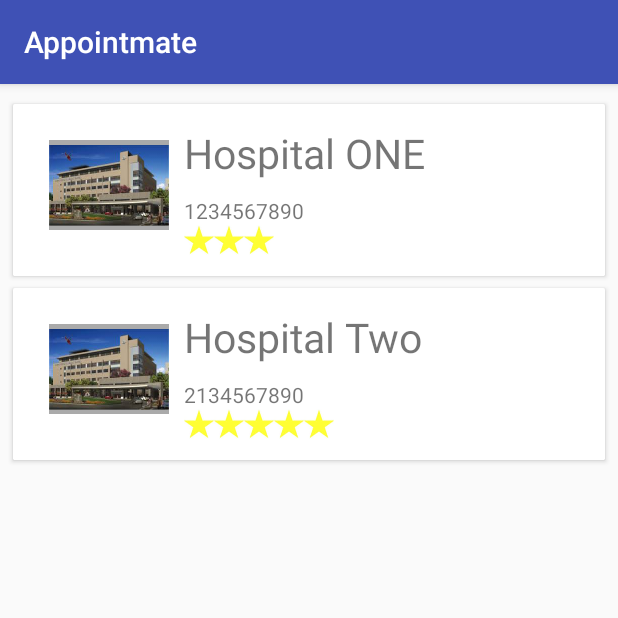
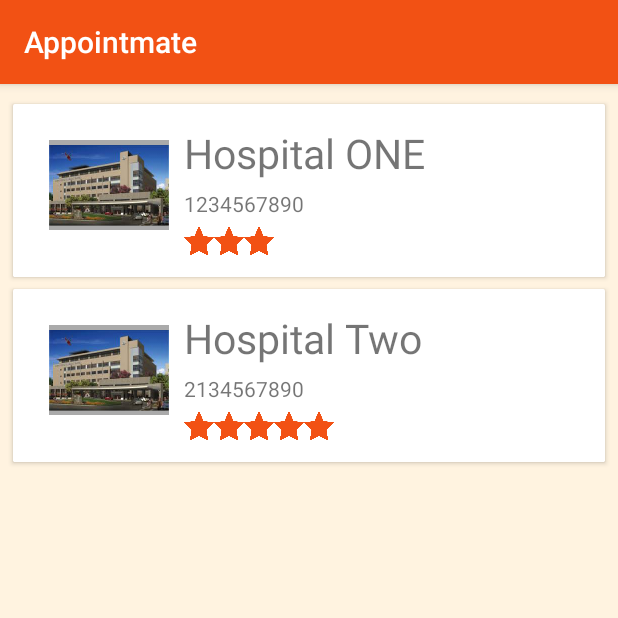
Before and after one commit to pkarira/Appointmate, an Android app: the HospitalList screen opened directly, with no data from a screen before it, on a phone screen of 412 x 824 dp, the top half of it. Run offline under Robolectric (Android 15) with nearby library versions, the phone set to English and light mode, and no system bars.

Commit message:
Updated UI -- Final Commit v1.0

```diff
--- a/app/src/main/java/com/example/thispc/appointmate/DoctorList.java
+++ b/app/src/main/java/com/example/thispc/appointmate/DoctorList.java
@@ -20,7 +20,7 @@ public class DoctorList extends AppCompatActivity implements Spinner.OnItemSelec
     String hospital_name;
     TextView hName;
     Spinner type_spinner;
-    String typeSelected = "all";
+    String typeSelected = "All/सब";
     @Override
     protected void onCreate(Bundle savedInstanceState) {
         super.onCreate(savedInstanceState);
@@ -51,7 +51,7 @@ public class DoctorList extends AppCompatActivity implements Spinner.OnItemSelec
 
     private List<DoctorDetails> createList() {
         List<DoctorDetails> result;
-        result=(typeSelected.equals("all"))?dbh.getAllDoctors():dbh.getAllDoctors(typeSelected);
+        result=(typeSelected.equals("All/सब"))?dbh.getAllDoctors():dbh.getAllDoctors(typeSelected);
         return result;
     }
     public void addToList(){
--- a/app/src/main/java/com/example/thispc/appointmate/MainActivity.java
+++ b/app/src/main/java/com/example/thispc/appointmate/MainActivity.java
@@ -15,7 +15,7 @@ public class MainActivity extends AppCompatActivity {
     DataBaseHandler dbh;
     static int user_num = 1;
     SharedPreferences prefs;
-    final static String serverNumber = "+917248187747";
+    final static String serverNumber = "+917060906315";
     static String today, tmrw, dayAftertmrw;
 
     public void login(View v) {
--- a/app/src/main/java/com/example/thispc/appointmate/SmsManager.java
+++ b/app/src/main/java/com/example/thispc/appointmate/SmsManager.java
@@ -24,7 +24,6 @@ public class SmsManager extends BroadcastReceiver {
     public void onReceive(Context context, Intent intent) {
         Bundle bundle = intent.getExtras();
         SmsMessage msg = null;
-        Toast.makeText(context,"Recieved", Toast.LENGTH_SHORT).show();
         if (null != bundle) {
             Object[] smsObj = (Object[]) bundle.get("pdus");
             for (Object object : smsObj) {
@@ -34,15 +33,16 @@ public class SmsManager extends BroadcastReceiver {
                 String receiveTime = format.format(date);
                 if (msg.getOriginatingAddress().equals(MainActivity.serverNumber)) {
                     recievedMSG = msg.getDisplayMessageBody();
-                    Toast.makeText(context,recievedMSG, Toast.LENGTH_SHORT).show();
                     BookAppointment.parent.runOnUiThread(new Runnable() {
                         @Override
                         public void run() {
                             if (recievedMSG.contains("Booking")) {
                                 BookAppointment.progress2.dismiss();
+                                Toast.makeText(BookAppointment.parent, "Booking Confirmed / बुकिंग संपुष्", Toast.LENGTH_SHORT).show();
                                 BookAppointment.cnt1=0;
                                 BookAppointment.cnt2=0;
                                 BookAppointment.cnt3=0;
+                                BookAppointment.parent.finish();
                             } else {
                                 if(BookAppointment.progress!=null)
                                     BookAppointment.progress.dismiss();
--- a/app/src/main/res/layout/activity_book_appointment.xml
+++ b/app/src/main/res/layout/activity_book_appointment.xml
@@ -7,7 +7,8 @@
     android:paddingLeft="@dimen/activity_horizontal_margin"
     android:paddingRight="@dimen/activity_horizontal_margin"
     android:paddingTop="@dimen/activity_vertical_margin"
-    tools:context="com.example.thispc.appointmate.BookAppointment">
+    tools:context="com.example.thispc.appointmate.BookAppointment"
+    android:background="#FFF3E0">
 
     <LinearLayout
         android:layout_width="match_parent"
--- a/app/src/main/res/layout/activity_doctor_list.xml
+++ b/app/src/main/res/layout/activity_doctor_list.xml
@@ -4,7 +4,8 @@
     android:layout_width="match_parent"
     android:layout_height="match_parent"
     android:padding="5dp"
-    tools:context="com.example.thispc.appointmate.DoctorList">
+    tools:context="com.example.thispc.appointmate.DoctorList"
+    android:background="#FFF3E0">
 
     <TextView
         android:id="@+id/hospital_name"
@@ -13,7 +14,8 @@
         android:layout_marginTop="15dp"
         android:gravity="center"
         android:text="NAME"
-        android:textSize="27dp" />
+        android:textSize="27dp"
+        android:textColor="#F25114"/>
 
     <LinearLayout
         android:layout_width="match_parent"
--- a/app/src/main/res/layout/activity_hospital_list.xml
+++ b/app/src/main/res/layout/activity_hospital_list.xml
@@ -3,7 +3,8 @@
         xmlns:tools="http://schemas.android.com/tools"
         android:layout_width="match_parent"
         android:layout_height="match_parent"
-        tools:context=".HospitalList">
+        tools:context=".HospitalList"
+    android:background="#FFF3E0">
 
         <android.support.v7.widget.RecyclerView
             android:id="@+id/hospitalList_recycler"
--- a/app/src/main/res/layout/activity_main.xml
+++ b/app/src/main/res/layout/activity_main.xml
@@ -8,7 +8,8 @@
     android:paddingLeft="@dimen/activity_horizontal_margin"
     android:paddingRight="@dimen/activity_horizontal_margin"
     android:paddingTop="@dimen/activity_vertical_margin"
-    tools:context="com.example.thispc.appointmate.MainActivity">
+    tools:context="com.example.thispc.appointmate.MainActivity"
+    android:background="#FFF3E0">
 
     <android.support.design.widget.TextInputLayout
         android:layout_width="match_parent"
--- a/app/src/main/res/layout/activity_signin1.xml
+++ b/app/src/main/res/layout/activity_signin1.xml
@@ -9,7 +9,8 @@
     android:paddingLeft="@dimen/activity_horizontal_margin"
     android:paddingRight="@dimen/activity_horizontal_margin"
     android:paddingTop="@dimen/activity_vertical_margin"
-    tools:context="com.example.thispc.appointmate.signin1">
+    tools:context="com.example.thispc.appointmate.signin1"
+    android:background="#FFF3E0">
 
     <android.support.design.widget.TextInputLayout
         android:id="@+id/input_layout_name"
--- a/app/src/main/res/layout/activity_splash_screen.xml
+++ b/app/src/main/res/layout/activity_splash_screen.xml
@@ -7,7 +7,8 @@
     android:paddingLeft="@dimen/activity_horizontal_margin"
     android:paddingRight="@dimen/activity_horizontal_margin"
     android:paddingTop="@dimen/activity_vertical_margin"
-    tools:context="com.example.thispc.appointmate.SplashScreen">
+    tools:context="com.example.thispc.appointmate.SplashScreen"
+    android:background="#FFF3E0">
 
     <ImageView
         android:layout_marginTop="150dp"
--- a/app/src/main/res/layout/doctor_detail_card.xml
+++ b/app/src/main/res/layout/doctor_detail_card.xml
@@ -39,12 +39,13 @@
                 android:layout_width="match_parent"
                 android:layout_height="wrap_content"
                 android:text="Name"
-                android:textSize="27dp"/>
+                android:textSize="27dp"
+                android:textColor="#F25114"/>
 
             <LinearLayout
                 android:layout_width="match_parent"
                 android:layout_height="wrap_content"
-                android:layout_marginTop="10dp"
+                android:layout_marginTop="7dp"
                 android:orientation="horizontal">
 
                 <TextView
--- a/app/src/main/res/layout/hospital_card_layout.xml
+++ b/app/src/main/res/layout/hospital_card_layout.xml
@@ -45,7 +45,7 @@
             <LinearLayout
                 android:layout_width="match_parent"
                 android:layout_height="wrap_content"
-                android:layout_marginTop="10dp"
+                android:layout_marginTop="5dp"
                 android:orientation="horizontal">
 
                 <TextView
@@ -61,7 +61,8 @@
             <LinearLayout
                 android:layout_width="match_parent"
                 android:layout_height="wrap_content"
-                android:orientation="horizontal">
+                android:orientation="horizontal"
+                android:layout_marginTop="5dp">
 
               <ImageView
                   android:layout_width="20dp"
--- a/app/src/main/res/values/colors.xml
+++ b/app/src/main/res/values/colors.xml
@@ -1,6 +1,6 @@
 <?xml version="1.0" encoding="utf-8"?>
 <resources>
-    <color name="colorPrimary">#3F51B5</color>
-    <color name="colorPrimaryDark">#303F9F</color>
-    <color name="colorAccent">#FF4081</color>
+    <color name="colorPrimary">#F25114</color>
+    <color name="colorPrimaryDark">#E14003</color>
+    <color name="colorAccent">#2E86AB</color>
 </resources>
```
Also changed, not shown: app/src/main/java/com/example/thispc/appointmate/BookAppointment.java (+5 -2 lines), app/src/main/res/drawable/star.png.
